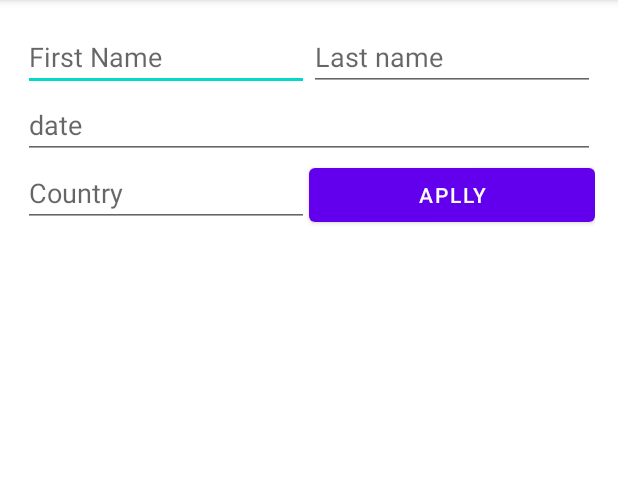
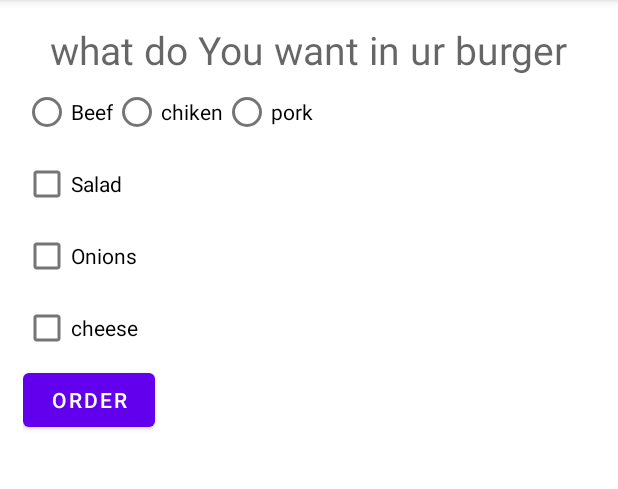
Before and after one commit to MahhmoudRefat/AndroidTest, an Android app: the screen it shows after launch (MainActivity), on a phone screen of 412 x 824 dp, the part 84-573 px from its top. Run offline under Robolectric (Android 15) with nearby library versions, the phone set to English and light mode, and no system bars.

Commit message:
new form with Constrains test 1

```diff
--- a/app/build.gradle
+++ b/app/build.gradle
@@ -1,6 +1,7 @@
 plugins {
     id 'com.android.application'
     id 'org.jetbrains.kotlin.android'
+    //id 'kotlin-android-extensions'
 }
 
 android {
--- a/app/src/main/java/com/cobra/philipfirsttest/MainActivity.kt
+++ b/app/src/main/java/com/cobra/philipfirsttest/MainActivity.kt
@@ -2,20 +2,79 @@ package com.cobra.philipfirsttest
 
 import androidx.appcompat.app.AppCompatActivity
 import android.os.Bundle
-import android.util.Log
-import java.util.Collections
+import android.widget.*
+
+//import kotlinx.android.synthetic.main.activity_main.*
 
 class MainActivity : AppCompatActivity() {
     override fun onCreate(savedInstanceState: Bundle?) {
         super.onCreate(savedInstanceState)
         setContentView(R.layout.activity_main)
+        var rgMeet = findViewById<RadioGroup>(R.id.rgMeet)
+        var rbBeef = findViewById<RadioButton>(R.id.rbBeef)
+        var rbChiken = findViewById<RadioButton>(R.id.rbChiken)
+        var rbPork = findViewById<RadioButton>(R.id.rbPork)
+        var cbCheese = findViewById<CheckBox>(R.id.cbCheese)
+        var cbOnions = findViewById<CheckBox>(R.id.cbOnions)
+        var cbSalad = findViewById<CheckBox>(R.id.cbSalad)
+        var btnOrder = findViewById<Button>(R.id.btnOrder)
+        var tvOrder = findViewById<TextView>(R.id.tvOrder)
 
-        val list = listOf(5, 3, 6, 7, 9, 1)
-        sortList(list)
-        Log.d("MainActivityMahmoud", "this is my error ")
-        println(list)
+        btnOrder.setOnClickListener {
+            val checkradiobuttonid = rgMeet.checkedRadioButtonId
+            val meat = findViewById<RadioButton>(checkradiobuttonid)
+            val cheese = cbCheese.isChecked
+            val onion = cbOnions.isChecked
+            val salad = cbSalad.isChecked
+            val orderString =
+                "You orderd a burger with \n " + "${meat.text}" +
+                        (if (cheese) "\ncheese" else "") +
+                        (if (onion) "\nonion" else "") +
+                        (if (salad) "\nsalad" else "")
+            tvOrder.text = orderString
+
+        }
+
+
+        /*  var btnAddImage = findViewById<Button>(R.id.btnAddImage)
+          var ivGraps = findViewById<ImageView>(R.id.ivGraps)
+          btnAddImage.setOnClickListener {
+              ivGraps.setImageResource(R.drawable.grapes)
+          }
+  */
+
     }
+}
 
+
+/*
+ summtion of two number
+ var etFirstNumer = findViewById<EditText>(R.id.etFirstNumber)
+        var etSecondNumber = findViewById<EditText>(R.id.etSecondNumber)
+        var btnAdd = findViewById<Button>(R.id.btnAdd)
+        var tvResult = findViewById<TextView>(R.id.tvResult)
+
+        var sum = 0
+        btnAdd.setOnClickListener {
+        sum = ( etFirstNumer.text.toString().toInt() +  etSecondNumber.text.toString().toInt() )
+        tvResult.text = ("Result = $sum")
+        }*/
+/*
+
+ val list = listOf(5, 3, 6, 7, 9, 1)
+  sortList(list)
+  Log.d("MainActivityMahmoud", "this is my error ")
+  println(list)*/
+
+/* this is iteration app
+ var btnCount = findViewById<Button>(R.id.btnCount)
+        var tvCoun = findViewById<TextView>(R.id.tvCunt)
+        var count = 0
+        btnCount.setOnClickListener {
+            count++
+            tvCoun.text = ("lets coutn togther : $count")
+        }*/
+/*
     private fun sortList(list: List<Int>) {
         for (i in 0..list.size - 1) {
             for (j in 0..list.size-2) {
@@ -25,4 +84,19 @@ class MainActivity : AppCompatActivity() {
             }
         }
     }
-}
+}*/
+/*// old way
+        var btnApply = findViewById<Button>(R.id.btnApply)
+        var etFirstName = findViewById<EditText>(R.id.etFirstName)
+        var etLastName = findViewById<EditText>(R.id.etLastName)
+        var etDate = findViewById<EditText>(R.id.etDate)
+        var etCountry = findViewById<EditText>(R.id.etCountry)
+
+        btnApply.setOnClickListener {
+            var firstname = etFirstName.text.toString()
+            var lastname = etLastName.text.toString()
+            var birthday = etDate.text.toString()
+            var country = etCountry.text.toString()
+            Log.d("MainActivity","$firstname $lastname , born in $birthday")
+        }
+    }*/
--- a/app/src/main/res/layout/activity_main.xml
+++ b/app/src/main/res/layout/activity_main.xml
@@ -8,64 +8,105 @@
     android:padding="15dp"
     tools:context=".MainActivity">
 
-    <EditText
-        android:id="@+id/etFirstName"
-        android:layout_width="0dp"
+    <TextView
+        android:id="@+id/tvShow"
+        android:layout_width="wrap_content"
         android:layout_height="wrap_content"
-        android:ems="10"
-        android:hint="First Name"
-        android:inputType="textPersonName"
-        app:layout_constraintEnd_toStartOf="@+id/etLastName"
-        app:layout_constraintHorizontal_bias="0.5"
+        android:hint="what do You want in ur burger"
+        android:textSize="26sp"
+        app:layout_constraintEnd_toEndOf="parent"
         app:layout_constraintStart_toStartOf="parent"
         app:layout_constraintTop_toTopOf="parent" />
 
-    <EditText
-        android:id="@+id/etLastName"
-        android:layout_width="0dp"
+    <RadioGroup
+        android:id="@+id/rgMeet"
+        android:layout_width="wrap_content"
         android:layout_height="wrap_content"
-        android:ems="10"
-        android:hint="Last name"
-        android:inputType="textPersonName"
+        android:orientation="horizontal"
+        app:layout_constraintStart_toStartOf="parent"
+        app:layout_constraintTop_toBottomOf="@+id/tvShow">
+
+        <RadioButton
+            android:id="@+id/rbBeef"
+            android:layout_width="wrap_content"
+            android:layout_height="wrap_content"
+            android:text="Beef" />
+
+        <RadioButton
+            android:id="@+id/rbChiken"
+            android:layout_width="wrap_content"
+            android:layout_height="wrap_content"
+            android:text="chiken" />
+
+        <RadioButton
+            android:id="@+id/rbPork"
+            android:layout_width="wrap_content"
+            android:layout_height="wrap_content"
+            android:text="pork" />
+    </RadioGroup>
+
+    <CheckBox
+        android:id="@+id/cbCheese"
+        android:layout_width="wrap_content"
+        android:layout_height="wrap_content"
+        android:text="cheese"
+        app:layout_constraintStart_toStartOf="parent"
+        app:layout_constraintTop_toBottomOf="@+id/cbOnions" />
+
+    <CheckBox
+        android:id="@+id/cbOnions"
+        android:layout_width="wrap_content"
+        android:layout_height="wrap_content"
+        android:text="Onions"
+        app:layout_constraintStart_toStartOf="parent"
+        app:layout_constraintTop_toBottomOf="@+id/cbSalad" />
+
+    <CheckBox
+        android:id="@+id/cbSalad"
+        android:layout_width="wrap_content"
+        android:layout_height="wrap_content"
+        android:text="Salad"
+        app:layout_constraintStart_toStartOf="parent"
+        app:layout_constraintTop_toBottomOf="@+id/rgMeet" />
+
+    <Button
+        android:id="@+id/btnOrder"
+        android:layout_width="wrap_content"
+        android:layout_height="wrap_content"
+        android:text="order"
+        app:layout_constraintStart_toStartOf="parent"
+        app:layout_constraintTop_toBottomOf="@+id/cbCheese" />
+
+    <TextView
+        android:id="@+id/tvOrder"
+        android:layout_width="wrap_content"
+        android:layout_height="wrap_content"
+        android:textSize="26sp"
+        app:layout_constraintStart_toStartOf="parent"
+        app:layout_constraintTop_toBottomOf="@+id/btnOrder" />
+</androidx.constraintlayout.widget.ConstraintLayout>
+
+
+    <!--
+    <ImageView
+    android:id="@+id/ivGraps"
+    android:layout_width="match_parent"
+    android:layout_height="400dp"
+    app:layout_constraintBottom_toBottomOf="parent"
     app:layout_constraintEnd_toEndOf="parent"
-        app:layout_constraintHorizontal_bias="0.5"
-        app:layout_constraintStart_toEndOf="@+id/etFirstName"
+    app:layout_constraintStart_toStartOf="parent"
     app:layout_constraintTop_toTopOf="parent" />
 
-    <EditText
-        android:id="@+id/etDate"
-        android:layout_width="match_parent"
+    <Button
+    android:id="@+id/btnAddImage"
+    android:layout_width="wrap_content"
     android:layout_height="wrap_content"
-        android:ems="10"
-        android:hint="date"
-        android:inputType="textPersonName"
+    android:text="Add Image"
+    app:layout_constraintBottom_toBottomOf="parent"
     app:layout_constraintEnd_toEndOf="parent"
-        app:layout_constraintHorizontal_bias="1.0"
     app:layout_constraintStart_toStartOf="parent"
-        app:layout_constraintTop_toBottomOf="@+id/etFirstName" />
-
-    <Button
-        android:id="@+id/btnApply"
-        android:layout_width="0dp"
-        android:layout_height="wrap_content"
-        android:text="APLLY"
-        app:layout_constraintEnd_toEndOf="parent"
-        app:layout_constraintHorizontal_bias="0.5"
-        app:layout_constraintStart_toEndOf="@+id/etCountry"
-        app:layout_constraintTop_toBottomOf="@+id/etDate" />
-
-    <EditText
-        android:id="@+id/etCountry"
-        android:layout_width="0dp"
-        android:layout_height="wrap_content"
-        android:ems="10"
-        android:hint="Country"
-        android:inputType="textPersonName"
-        app:layout_constraintEnd_toStartOf="@+id/btnApply"
-        app:layout_constraintHorizontal_bias="0.5"
-        app:layout_constraintStart_toStartOf="parent"
-        app:layout_constraintTop_toBottomOf="@+id/etDate" />
-</androidx.constraintlayout.widget.ConstraintLayout>
+    app:layout_constraintTop_toBottomOf="@+id/ivGraps" />
+    -->
 
 
     <!--
--- a/app/src/main/res/values/colors.xml
+++ b/app/src/main/res/values/colors.xml
@@ -7,4 +7,5 @@
     <color name="teal_700">#FF018786</color>
     <color name="black">#FF000000</color>
     <color name="white">#FFFFFFFF</color>
+    <color name="Green">#52DD58</color>
 </resources>
```
Also changed, not shown: app/src/main/res/drawable/apple.png (added), app/src/main/res/drawable/bati5.png (added), app/src/main/res/drawable/bort2an.png (added), app/src/main/res/drawable/farawla.png (added), app/src/main/res/drawable/grapes.png (added), app/src/main/res/drawable/guava.png (added), app/src/main/res/drawable/karz.png (added), app/src/main/res/drawable/kewiee.png (added), app/src/main/res/drawable/mooz.png (added). Lines whose indentation alone changed are shown as unchanged.
